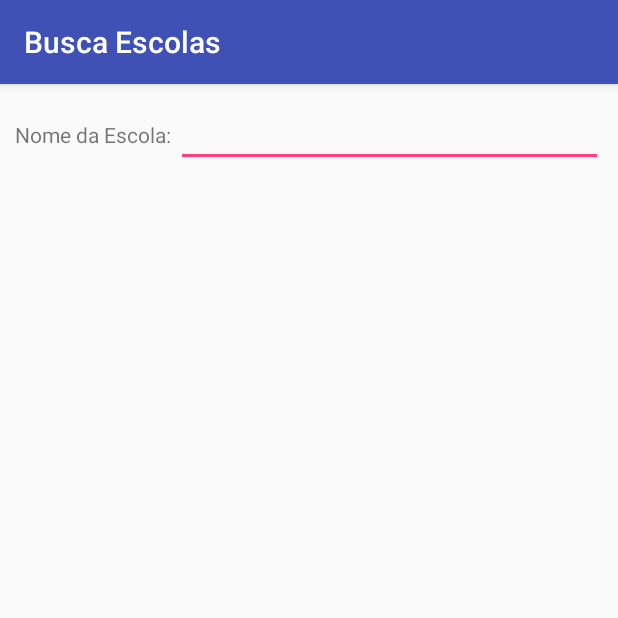
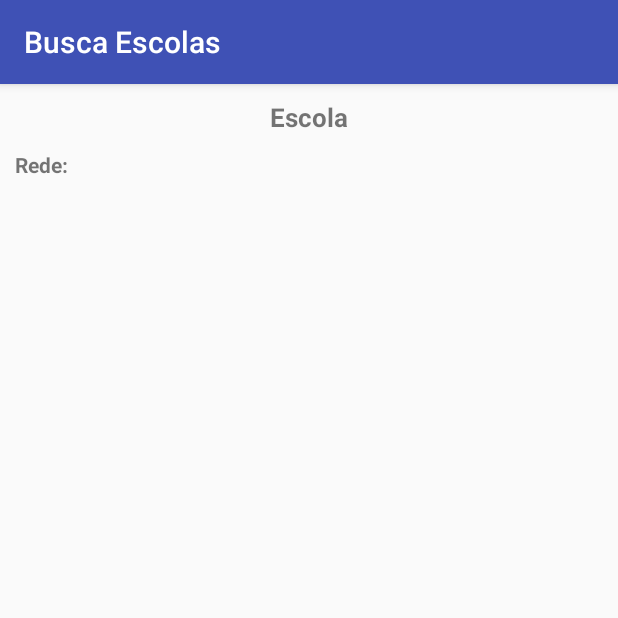
Before and after one commit to weullermarcos/Android_Busca_Escolas, an Android app: the DetalharEscolaActivity screen opened directly, with no data from a screen before it, on a phone screen of 412 x 824 dp, the top half of it. Run offline under Robolectric (Android 15) with nearby library versions, the phone set to English and light mode, and no system bars; 1 statement that could not run was skipped.

Commit message:
detalhando escola

```diff
--- a/BuscaEscolas/app/src/main/java/com/example/weullermarcos/buscaescolas/DetalharEscolaActivity.java
+++ b/BuscaEscolas/app/src/main/java/com/example/weullermarcos/buscaescolas/DetalharEscolaActivity.java
@@ -1,21 +1,27 @@
 package com.example.weullermarcos.buscaescolas;
 
+import android.app.AlertDialog;
+import android.content.DialogInterface;
 import android.support.v7.app.AppCompatActivity;
 import android.os.Bundle;
 import android.widget.EditText;
+import android.widget.TextView;
 
 import com.example.weullermarcos.buscaescolas.Models.Escola;
 
 public class DetalharEscolaActivity extends AppCompatActivity {
 
-    EditText edtNomeEscola;
+    TextView txtCabecalho, txtRede;
+
+    AlertDialog alerta;
 
     @Override
     protected void onCreate(Bundle savedInstanceState) {
         super.onCreate(savedInstanceState);
         setContentView(R.layout.activity_detalhar_escola);
 
-        edtNomeEscola = (EditText) findViewById(R.id.detalhar_escola_edtNomeEscola);
+        txtCabecalho = (TextView) findViewById(R.id.detalhar_escola_txtCabecalho);
+        txtRede = (TextView) findViewById(R.id.detalhar_escola_txtRede);
 
         Bundle bundle = getIntent().getExtras();
 
@@ -27,8 +33,35 @@ public class DetalharEscolaActivity extends AppCompatActivity {
 
             if(escola != null){
 
-                edtNomeEscola.setText(escola.getNome());
+                txtCabecalho.setText(escola.getNome());
+                txtRede.setText(escola.getRede());
+            }
+            else{
+                exibeErroERetorna();
             }
         }
+        else{
+
+            exibeErroERetorna();
+        }
     }
+
+    private void exibeErroERetorna(){
+
+        AlertDialog.Builder builder = new AlertDialog.Builder(DetalharEscolaActivity.this);
+        builder.setTitle("Erro");
+        builder.setMessage("Erro ao detalhar escola.");
+
+        builder.setNeutralButton("OK", new DialogInterface.OnClickListener() {
+            @Override
+            public void onClick(DialogInterface dialogInterface, int i) {
+
+                finish();
+            }
+        });
+
+        alerta = builder.create();
+        alerta.show();
+    }
+
 }
--- a/BuscaEscolas/app/src/main/res/layout/activity_detalhar_escola.xml
+++ b/BuscaEscolas/app/src/main/res/layout/activity_detalhar_escola.xml
@@ -8,20 +8,30 @@
     android:orientation="vertical"
     tools:context="com.example.weullermarcos.buscaescolas.DetalharEscolaActivity">
 
+    <TextView
+        android:id="@+id/detalhar_escola_txtCabecalho"
+        android:text="Escola"
+        android:gravity="center"
+        android:textStyle="bold"
+        android:textSize="17dp"
+        android:layout_width="match_parent"
+        android:layout_height="wrap_content" />
+
     <LinearLayout
+        android:layout_marginTop="10dp"
         android:layout_width="match_parent"
         android:layout_height="wrap_content">
 
         <TextView
-            android:text="Nome da Escola: "
+            android:text="Rede: "
+            android:textStyle="bold"
             android:layout_width="wrap_content"
             android:layout_height="wrap_content" />
 
-        <EditText
-            android:id="@+id/detalhar_escola_edtNomeEscola"
+        <TextView
+            android:id="@+id/detalhar_escola_txtRede"
             android:layout_width="match_parent"
             android:layout_height="wrap_content" />
-
 
     </LinearLayout>
 
```
